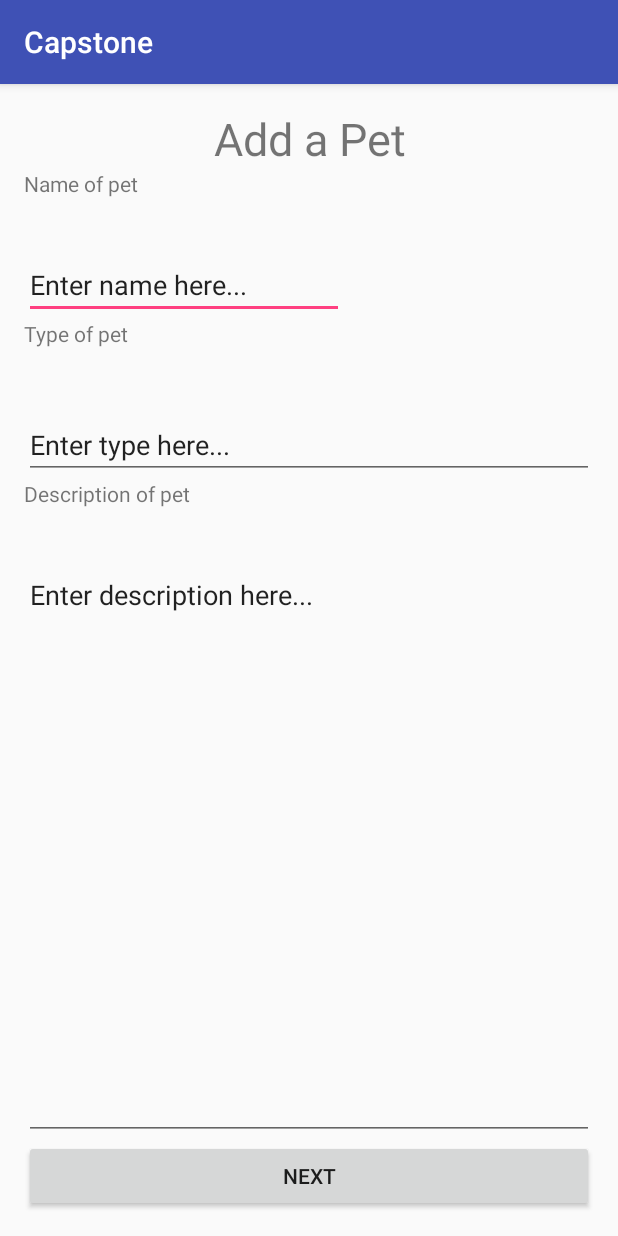
After one commit to mmizukamiocc/Capstone, an Android app: the AddPetActivity screen opened directly, with no data from a screen before it, on a phone screen of 412 x 824 dp. The commit adds this screen. Run offline under Robolectric (Android 15) with nearby library versions, the phone set to English and light mode, and no system bars.

Commit message:
Added placeholder image for when image isn't found as well as AddPetActivity and PetDetailsActivity (currently both are empty) as well as their corresponding xml files (not nearly as empty, but still barebones).

```diff
--- a/app/src/main/AndroidManifest.xml
+++ b/app/src/main/AndroidManifest.xml
@@ -15,7 +15,9 @@
                 <category android:name="android.intent.category.LAUNCHER" />
             </intent-filter>
         </activity>
-        <activity android:name=".SplashActivity"></activity>
+        <activity android:name=".SplashActivity" />
+        <activity android:name=".PetDetailsActivity" />
+        <activity android:name=".AddPetActivity"></activity>
     </application>
 
 </manifest>
--- /dev/null
+++ b/app/src/main/java/com/example/mmizukami/capstone/AddPetActivity.java
@@ -0,0 +1,18 @@
+package com.example.mmizukami.capstone;
+
+import android.support.v7.app.AppCompatActivity;
+import android.os.Bundle;
+
+/**
+ * Created by Ethan on 11/22/2016.
+ */
+public class AddPetActivity extends AppCompatActivity {
+
+    @Override
+    protected void onCreate(Bundle savedInstanceState) {
+        super.onCreate(savedInstanceState);
+        setContentView(R.layout.activity_add_pet);
+    }
+
+
+}
--- /dev/null
+++ b/app/src/main/res/layout/activity_add_pet.xml
@@ -0,0 +1,76 @@
+<?xml version="1.0" encoding="utf-8"?>
+<LinearLayout xmlns:android="http://schemas.android.com/apk/res/android"
+    xmlns:tools="http://schemas.android.com/tools"
+    android:id="@+id/activity_add_pet"
+    android:layout_width="match_parent"
+    android:layout_height="match_parent"
+    android:paddingBottom="@dimen/activity_vertical_margin"
+    android:paddingLeft="@dimen/activity_horizontal_margin"
+    android:paddingRight="@dimen/activity_horizontal_margin"
+    android:paddingTop="@dimen/activity_vertical_margin"
+    android:orientation="vertical"
+    tools:context="com.example.mmizukami.capstone.AddPetActivity">
+
+    <TextView
+        android:text="@string/add_pet_text"
+        android:layout_width="match_parent"
+        android:layout_height="wrap_content"
+        android:id="@+id/addPetTextView"
+        android:textSize="30sp"
+        android:layout_gravity="center_horizontal"
+        android:gravity="center_horizontal" />
+
+    <TextView
+        android:text="@string/pet_name"
+        android:layout_width="match_parent"
+        android:layout_height="wrap_content"
+        android:id="@+id/petNameEntryTextView"
+        android:layout_weight="0.05" />
+
+    <EditText
+        android:layout_width="wrap_content"
+        android:layout_height="wrap_content"
+        android:inputType="textPersonName"
+        android:text="@string/enter_name"
+        android:ems="10"
+        android:id="@+id/petNameEntryEditText" />
+
+    <TextView
+        android:text="@string/pet_type"
+        android:layout_width="match_parent"
+        android:layout_height="wrap_content"
+        android:id="@+id/petTypeTextView"
+        android:layout_weight="0.06" />
+
+    <EditText
+        android:layout_width="match_parent"
+        android:layout_height="wrap_content"
+        android:inputType="textPersonName"
+        android:text="@string/enter_type"
+        android:ems="10"
+        android:id="@+id/petTypeEditText" />
+
+    <TextView
+        android:text="@string/pet_desc"
+        android:layout_width="match_parent"
+        android:layout_height="wrap_content"
+        android:id="@+id/petDescriptionTextView"
+        android:layout_weight="0.05" />
+
+    <EditText
+        android:layout_width="match_parent"
+        android:layout_height="wrap_content"
+        android:inputType="textPersonName"
+        android:text="@string/enter_desc"
+        android:ems="10"
+        android:id="@+id/petDescriptionEditText"
+        android:layout_weight="0.48"
+        android:gravity="top|center_vertical" />
+
+    <Button
+        android:text="@string/next"
+        android:layout_width="match_parent"
+        android:layout_height="wrap_content"
+        android:id="@+id/button" />
+
+</LinearLayout>
--- a/app/src/main/res/layout/activity_menu.xml
+++ b/app/src/main/res/layout/activity_menu.xml
@@ -1,7 +1,8 @@
 <?xml version="1.0" encoding="utf-8"?>
 <LinearLayout xmlns:android="http://schemas.android.com/apk/res/android"
         xmlns:app="http://schemas.android.com/apk/res-auto"
-    android:orientation="vertical" android:layout_width="match_parent"
+        android:orientation="vertical"
+        android:layout_width="match_parent"
         android:layout_height="match_parent">
 
     <Button
--- a/app/src/main/res/layout/activity_sign_up.xml
+++ b/app/src/main/res/layout/activity_sign_up.xml
@@ -1,7 +1,8 @@
 <?xml version="1.0" encoding="utf-8"?>
 <RelativeLayout xmlns:android="http://schemas.android.com/apk/res/android"
-    android:orientation="vertical" android:layout_width="match_parent"
-    android:layout_height="match_parent">
+        android:orientation="vertical"
+        android:layout_width="match_parent"
+        android:layout_height="match_parent">
 
     <ImageView
         android:layout_width="match_parent"
--- a/app/src/main/res/layout/activity_splash.xml
+++ b/app/src/main/res/layout/activity_splash.xml
@@ -15,7 +15,7 @@
     <ImageView
         android:layout_width="match_parent"
         android:layout_height="match_parent"
-        android:id="@+id/imageView2"
+        android:id="@+id/petDetailImageView"
         android:layout_alignParentBottom="true"
         android:layout_centerHorizontal="true"
         android:layout_marginBottom="34dp" />
@@ -24,7 +24,7 @@
         android:layout_width="match_parent"
         android:layout_height="35dp"
         android:id="@+id/textView"
-        android:layout_alignBottom="@+id/imageView2"
+        android:layout_alignBottom="@+id/petDetailImageView"
 
         android:layout_centerHorizontal="true"
         android:text="@string/splash"
--- a/app/src/main/res/values/strings.xml
+++ b/app/src/main/res/values/strings.xml
@@ -3,4 +3,16 @@
     <string name="splash">Pet Protector</string>
     <string name="password" />
     <string name="userName" />
+    <string name="add_pet_text">Add a Pet</string>
+    <string name="pet_name">Name of pet</string>
+    <string name="pet_type">Type of pet</string>
+    <string name="pet_desc">Description of pet</string>
+    <string name="enter_name">Enter name here...</string>
+    <string name="enter_type">Enter type here...</string>
+    <string name="enter_desc">Enter description here...</string>
+    <string name="pet_status">Status:</string>
+    <string name="next">Next</string>
+    <string name="name_placeholder">&lt;name goes here&gt;</string>
+    <string name="desc_placeholder">&lt;description goes here&gt;</string>
+    <string name="status_placeholder">&lt;status goes here&gt;</string>
 </resources>
```
Also changed, not shown: app/src/main/java/com/example/mmizukami/capstone/PetDetailsActivity.java (added, +16 -0 lines), app/src/main/res/layout/activity_pet_details.xml (added, +49 -0 lines), app/src/main/res/drawable/image_not_found_placeholder.jpg (added), 1 other file. Lines whose indentation alone changed are shown as unchanged.
